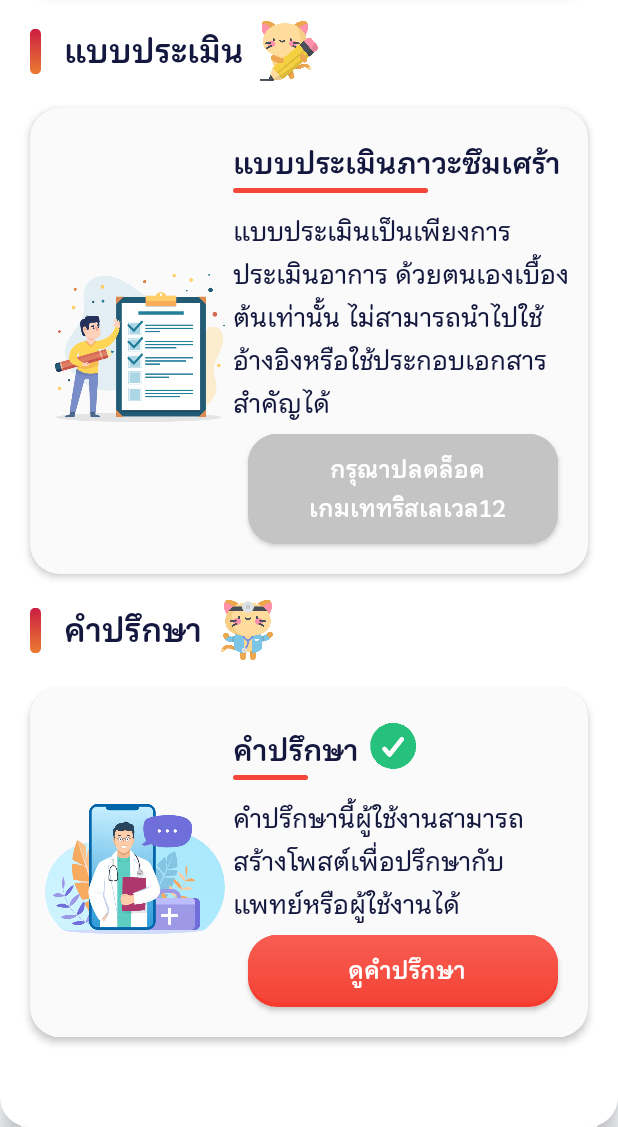
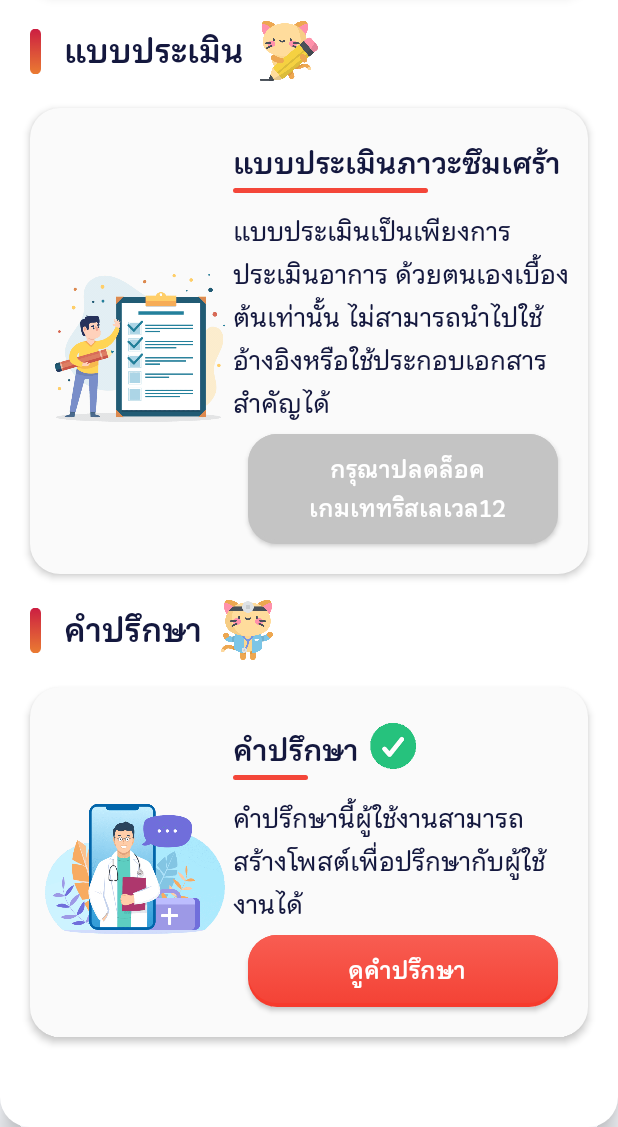
Before and after one commit to oMrBIGo/DepressionTherapyGame, an Android app: the HomeActivity screen opened directly, with no data from a screen before it, scrolled down 796 dp, on a phone screen of 412 x 824 dp, the part 109-1236 px from its top. Run offline under Robolectric (Android 15) with nearby library versions, the phone set to English and light mode, and no system bars; our stand-ins replace AdMob, Firebase (no records; nobody signed in at launch, a user with empty details on screens opened directly), Picasso; pictures from the network do not load; 1 statement that could not run was skipped.

Commit message:
Dev by Nathit Panrod Depression Therapy Game

```diff
--- a/app/build.gradle
+++ b/app/build.gradle
@@ -8,7 +8,7 @@ android {
         applicationId "com.depressiontherapygame"
         minSdk 21
         targetSdk 32
-        versionCode 40
+        versionCode 42
         versionName "1.0"
         multiDexEnabled true
         testInstrumentationRunner "androidx.test.runner.AndroidJUnitRunner"
--- a/app/src/main/res/layout/activity_home_menu.xml
+++ b/app/src/main/res/layout/activity_home_menu.xml
@@ -427,7 +427,7 @@
                             android:layout_marginTop="5dp"
                             android:layout_marginBottom="5dp"
                             android:fontFamily="@font/chur"
-                            android:text="คำปรึกษานี้ผู้ใช้งานสามารถสร้างโพสต์เพื่อปรึกษากับแพทย์หรือผู้ใช้งานได้"
+                            android:text="คำปรึกษานี้ผู้ใช้งานสามารถสร้างโพสต์เพื่อปรึกษากับผู้ใช้งานได้"
                             android:textColor="?attr/textcolor"
                             android:textSize="18sp" />
 
--- a/app/src/main/res/layout/nav_dialog.xml
+++ b/app/src/main/res/layout/nav_dialog.xml
@@ -81,7 +81,7 @@
                                 android:layout_width="wrap_content"
                                 android:layout_height="wrap_content"
                                 android:fontFamily="@font/chur"
-                                android:text="     แอปพลิเคชันนี้เป็นเพียงทางเลือกหรือช่องทางในการดูแลตนเองอย่างถูกวิธีและเข้าถึงการบำบัดรักษาตามกระบวนการต่อไปได้ ดังนั้นแอปพลิเคชันนี้จึงไม่สามารถช่วยให้หายจากโรคซึมเศร้าได้ 100% แอปพลิเคชันนี้ยังมีแบบประเมินสำหรับเช็คระดับความซึมเศร้าของผู้ใช้งานหลังจากผู้ใช้งานเล่นเกมตัวต่อเททริส และยังมีคำปรึกษาสำหรับให้ผู้ใช้งานได้โพสต์เพื่อปรึกษากับแพทย์หรือผู้ใช้งานได้"
+                                android:text="     แอปพลิเคชันนี้เป็นเพียงทางเลือกหรือช่องทางในการดูแลตนเองอย่างถูกวิธีและเข้าถึงการบำบัดรักษาตามกระบวนการต่อไปได้ ดังนั้นแอปพลิเคชันนี้จึงไม่สามารถช่วยให้หายจากโรคซึมเศร้าได้ 100% แอปพลิเคชันนี้ยังมีแบบประเมินสำหรับเช็คระดับความซึมเศร้าของผู้ใช้งานหลังจากผู้ใช้งานเล่นเกมตัวต่อเททริส และยังมีคำปรึกษาสำหรับให้ผู้ใช้งานได้โพสต์เพื่อปรึกษากับผู้ใช้งานได้"
                                 android:textColor="?attr/textcolor"
                                 android:layout_gravity="center_vertical|end"
                                 android:textSize="18sp" />
```
